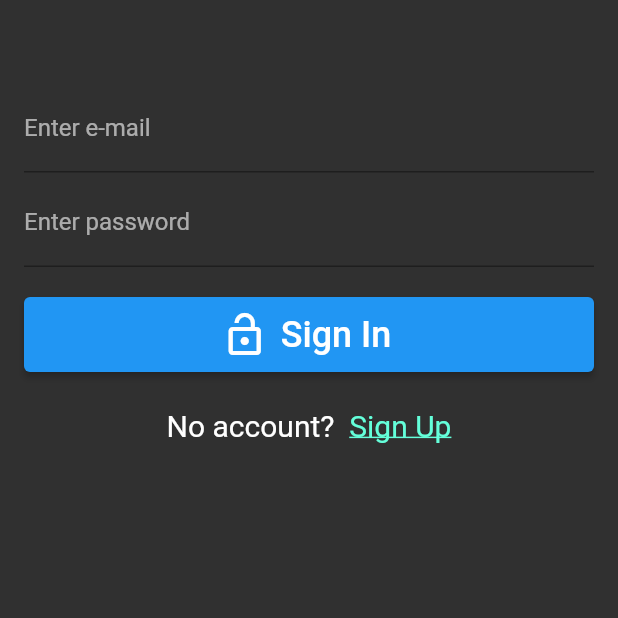
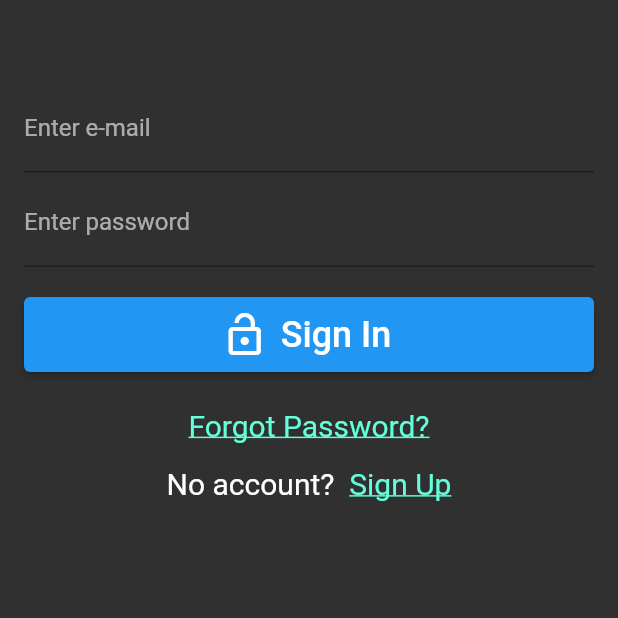
Before and after one commit to tomaszmurzynski/Igrzyska2023, a Flutter app: the screen it shows after launch, on a phone screen of 412 x 824 dp, the top half of it. Run offline on Flutter 3.47's test engine with Material 2 defaults, Android fonts, the phone set to English and light mode, and no system bars; our stand-ins replace email_validator, firebase_auth, firebase_core; accounts and stored records are empty.

Commit message:
reset password

```diff
--- a/lib/firebaseAuth/AuthPage.dart
+++ b/lib/firebaseAuth/authPage.dart
@@ -1,6 +1,6 @@
 import 'package:flutter/material.dart';
-import 'package:igrzyska2023/firebaseAuth/LoginWidget.dart';
-import 'package:igrzyska2023/firebaseAuth/SignUpWidget.dart';
+import 'package:igrzyska2023/firebaseAuth/loginWidget.dart';
+import 'package:igrzyska2023/firebaseAuth/signUpWidget.dart';
 
 
 class AuthPage extends StatefulWidget {
--- a/lib/firebaseAuth/LoginWidget.dart
+++ b/lib/firebaseAuth/loginWidget.dart
@@ -2,6 +2,7 @@ import 'package:flutter/gestures.dart';
 import 'package:flutter/material.dart';
 import 'package:firebase_auth/firebase_auth.dart';
 import 'package:igrzyska2023/firebaseAuth/Utils.dart';
+import 'package:igrzyska2023/firebaseAuth/forgotPasswordPage.dart';
 import 'package:igrzyska2023/main.dart';
 
 class LoginWidget extends StatefulWidget {
@@ -60,6 +61,20 @@ class _LoginWidgetState extends State<LoginWidget> {
             onPressed: signIn,
             ),
         SizedBox(height: 24),
+        GestureDetector(
+          child: Text(
+            'Forgot Password?',
+            style: TextStyle(
+              decoration: TextDecoration.underline,
+              color: Theme.of(context).colorScheme.secondary,
+              fontSize: 20,
+            ),
+          ),
+          onTap: () => Navigator.of(context).push(MaterialPageRoute(
+              builder: (context) => ForgotPasswordPage(),
+          )),
+        ),
+        SizedBox(height: 16),
         RichText(
             text: TextSpan(
               style: TextStyle(color: Colors.white, fontSize: 20),
--- a/lib/main.dart
+++ b/lib/main.dart
@@ -1,7 +1,7 @@
 import 'package:firebase_core/firebase_core.dart';
 import 'package:flutter/material.dart';
-import 'package:igrzyska2023/firebaseAuth/HomePage.dart';
-import 'package:igrzyska2023/firebaseAuth/AuthPage.dart';
+import 'package:igrzyska2023/firebaseAuth/homePage.dart';
+import 'package:igrzyska2023/firebaseAuth/authPage.dart';
 import 'package:firebase_auth/firebase_auth.dart';
 import 'package:igrzyska2023/firebaseAuth/utils.dart';
 
```
Also changed, not shown: lib/firebaseAuth/forgotPasswordPage.dart (added, +75 -0 lines), lib/firebaseAuth/homePage.dart (renamed from lib/firebaseAuth/HomePage.dart), lib/firebaseAuth/signUpWidget.dart (renamed from lib/firebaseAuth/SignUpWidget.dart).
